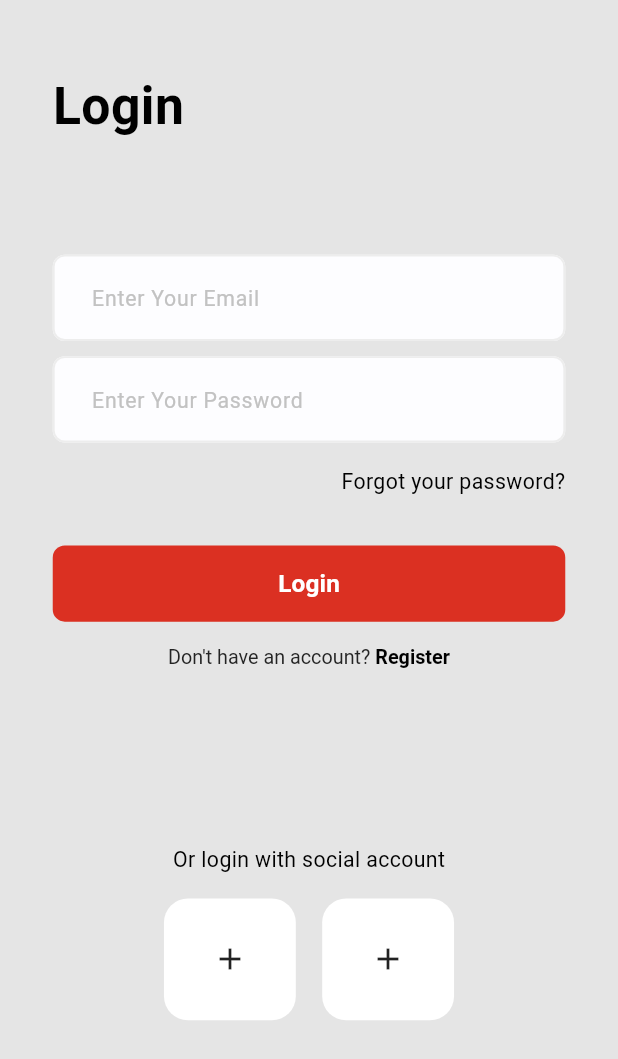
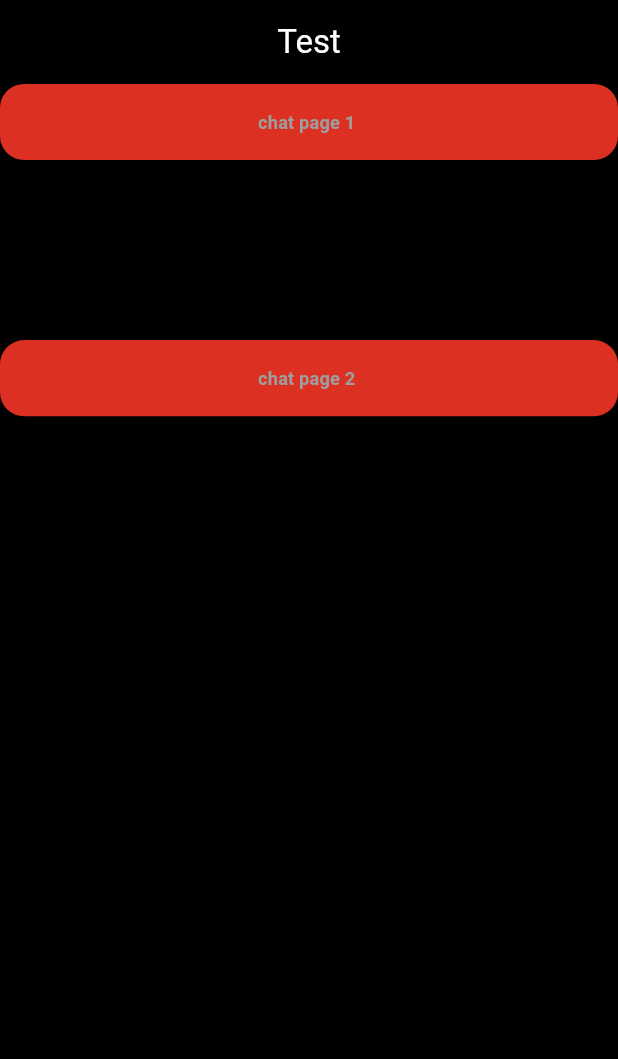
Before and after one commit to moataz399/e_commerce-with-firebase-and-provider, a Flutter app: the screen it shows after launch, on a phone screen of 412 x 824 dp. Shown: the top 1059 px of the screen. Run offline on Flutter 3.47's test engine with Material 3 defaults, Android fonts, the phone set to English and light mode, and no system bars; our stand-ins replace chat_bubbles, cloud_firestore, firebase_auth, firebase_core, flutter_rating_bar, flutter_screenutil and 2 more; accounts and stored records are empty.

Commit message:
-added chat bubles package -chat page ui

```diff
--- a/lib/main.dart
+++ b/lib/main.dart
@@ -36,7 +36,7 @@ class MyApp extends StatelessWidget {
             useMaterial3: true,
           ),
           onGenerateRoute: onGenerate,
-          initialRoute: Routes.landingPage,
+          initialRoute: Routes.test,
         ),
       ),
     );
--- a/lib/utils/constants/strings.dart
+++ b/lib/utils/constants/strings.dart
@@ -15,3 +15,6 @@ class AppStrings{
 
 }
 String documentIdFromLocalData()=> DateTime.now().toIso8601String();
+
+
+ List messages = [];
--- a/lib/utils/routing/app_router.dart
+++ b/lib/utils/routing/app_router.dart
@@ -3,6 +3,9 @@ import 'package:e_commerce/utils/arguments/add_shipping_address_args.dart';
 import 'package:e_commerce/utils/routing/routes.dart';
 import 'package:e_commerce/views/pages/bottom_navbar_page.dart';
 import 'package:e_commerce/views/pages/auth/landing_page.dart';
+import 'package:e_commerce/views/pages/chat/chat_page.dart';
+import 'package:e_commerce/views/pages/chat/chat_page2.dart';
+import 'package:e_commerce/views/pages/chat/test_page.dart';
 import 'package:e_commerce/views/pages/checkout/checkout_page.dart';
 import 'package:e_commerce/views/pages/fav_page.dart';
 import 'package:e_commerce/views/pages/product_details.dart';
@@ -21,6 +24,19 @@ Route<dynamic> onGenerate(RouteSettings settings) {
     case Routes.landingPage:
       return MaterialPageRoute(
         builder: (_) => const LandingPage(),
+        settings: settings,
+      );case Routes.test:
+      return MaterialPageRoute(
+        builder: (_) => const TestPage(),
+        settings: settings,
+      );
+    case Routes.chatPage:
+      return MaterialPageRoute(
+        builder: (_) => const ChatPage(),
+        settings: settings,
+      );case Routes.chatPage2:
+      return MaterialPageRoute(
+        builder: (_) => const ChatPage2(),
         settings: settings,
       );
 
--- a/lib/utils/routing/routes.dart
+++ b/lib/utils/routing/routes.dart
@@ -9,6 +9,9 @@ class Routes {
   static const String paymentMethodsPage = '/paymentMethodsPage';
   static const String shippingAddressesPage = '/shippingAddressesPage';
   static const String profilePage = '/profile';
+  static const String chatPage = '/chatPage';
+  static const String chatPage2 = '/chatPage2';
+  static const String test = '/test';
   static const String favPage = '/favPage';
   static const String addShippingAddressPage =
       '/checkOut/addShippingAddressPage';
--- /dev/null
+++ b/lib/views/pages/chat/test_page.dart
@@ -0,0 +1,46 @@
+import 'package:e_commerce/utils/helpers/extensions.dart';
+import 'package:e_commerce/utils/theming/text_styles.dart';
+import 'package:e_commerce/views/widgets/app_text_button.dart';
+import 'package:flutter/material.dart';
+
+import '../../../utils/routing/routes.dart';
+
+class TestPage extends StatelessWidget {
+  const TestPage({super.key});
+
+  @override
+  Widget build(BuildContext context) {
+    return Scaffold(
+      appBar: AppBar(
+        title: const Text(
+          "Test",
+          style: TextStyle(color: Colors.white),
+        ),
+        centerTitle: true,
+        backgroundColor: Colors.black,
+      ),
+      body: Container(
+        color: Colors.black,
+        child: Column(children: [
+          AppTextButton(
+            buttonText: "chat page 1 ",
+            textStyle: TextStyles.font11greySemiBold,
+            onPressed: () {
+              context.pushNamed(Routes.chatPage);
+            },
+          ),
+          SizedBox(
+            height: 120,
+          ),
+          AppTextButton(
+            buttonText: "chat page 2 ",
+            textStyle: TextStyles.font11greySemiBold,
+            onPressed: () {
+              context.pushNamed(Routes.chatPage2);
+            },
+          ),
+        ]),
+      ),
+    );
+  }
+}
--- a/pubspec.yaml
+++ b/pubspec.yaml
@@ -27,6 +27,7 @@ dependencies:
   provider: ^6.1.1
   get_it: ^7.6.7
   flutter_rating_bar: ^4.0.1
+  chat_bubbles: ^1.6.0
 
 dev_dependencies:
   flutter_test:
@@ -39,5 +40,4 @@ flutter:
   assets:
     - assets/images/
     - lib/views/widgets/
-    - lib/generated/
     - lib/views/widgets/check_out/
```
Also changed, not shown: lib/models/message_model.dart (added, +13 -0 lines), lib/views/pages/chat/chat_page.dart (added, +76 -0 lines), lib/views/pages/chat/chat_page2.dart (added, +76 -0 lines), lib/generated/assets.dart (deleted), pubspec.lock.
